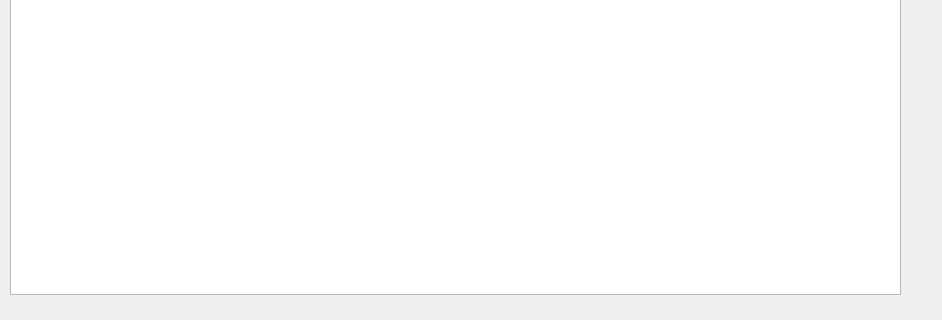
Above: ui/Manage_vaction.ui from MHJO/FairyqualityTime before the change; both pictures show x 0 to 942 and y 226 to 546 of the 942 by 546 pixel window. Below: the same form after it.
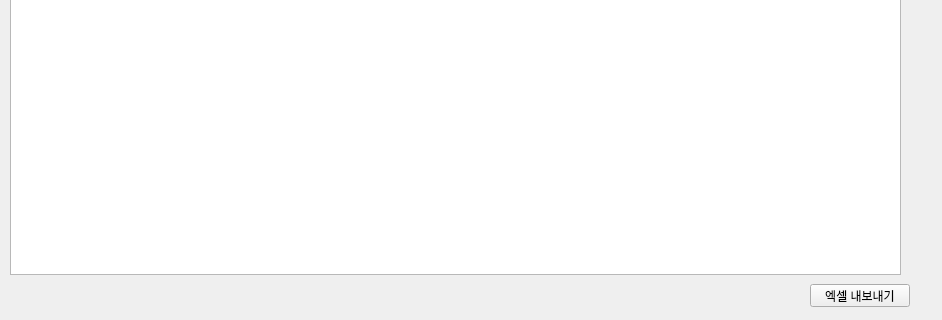
That is the form after the change.

```diff
--- a/ui/Manage_vaction.ui
+++ b/ui/Manage_vaction.ui
@@ -78,10 +78,23 @@
      <x>10</x>
      <y>150</y>
      <width>891</width>
-     <height>371</height>
+     <height>351</height>
     </rect>
    </property>
   </widget>
+  <widget class="QPushButton" name="btn_out">
+   <property name="geometry">
+    <rect>
+     <x>810</x>
+     <y>510</y>
+     <width>100</width>
+     <height>23</height>
+    </rect>
+   </property>
+   <property name="text">
+    <string>엑셀 내보내기</string>
+   </property>
+  </widget>
  </widget>
  <resources/>
  <connections/>
```
